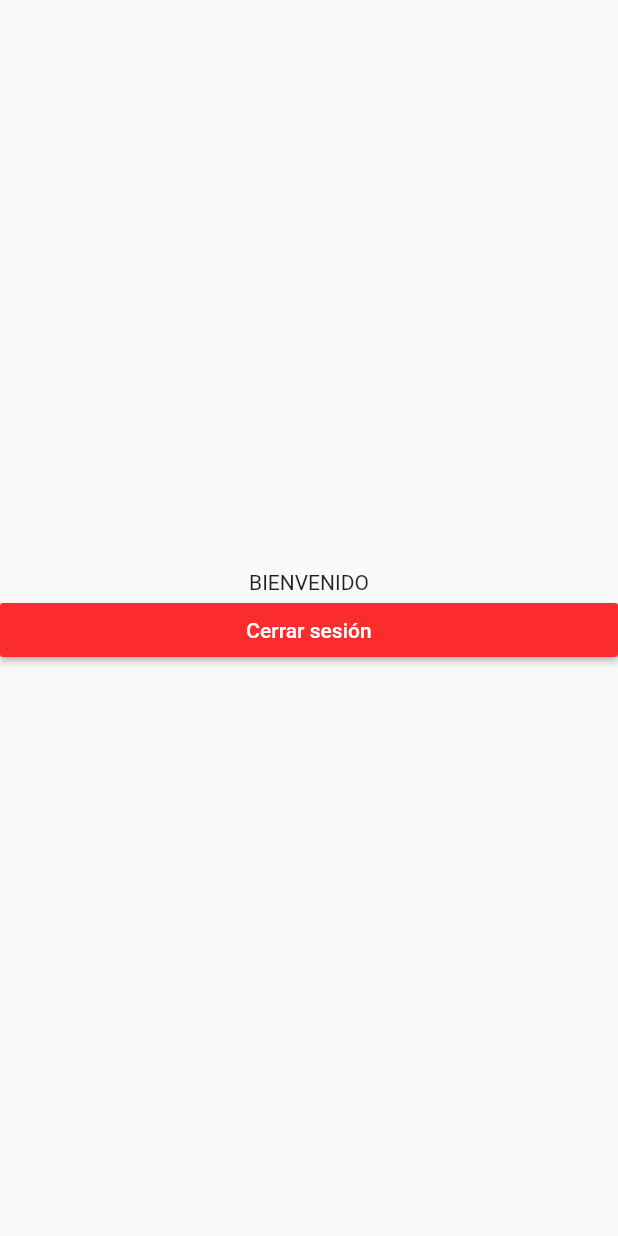
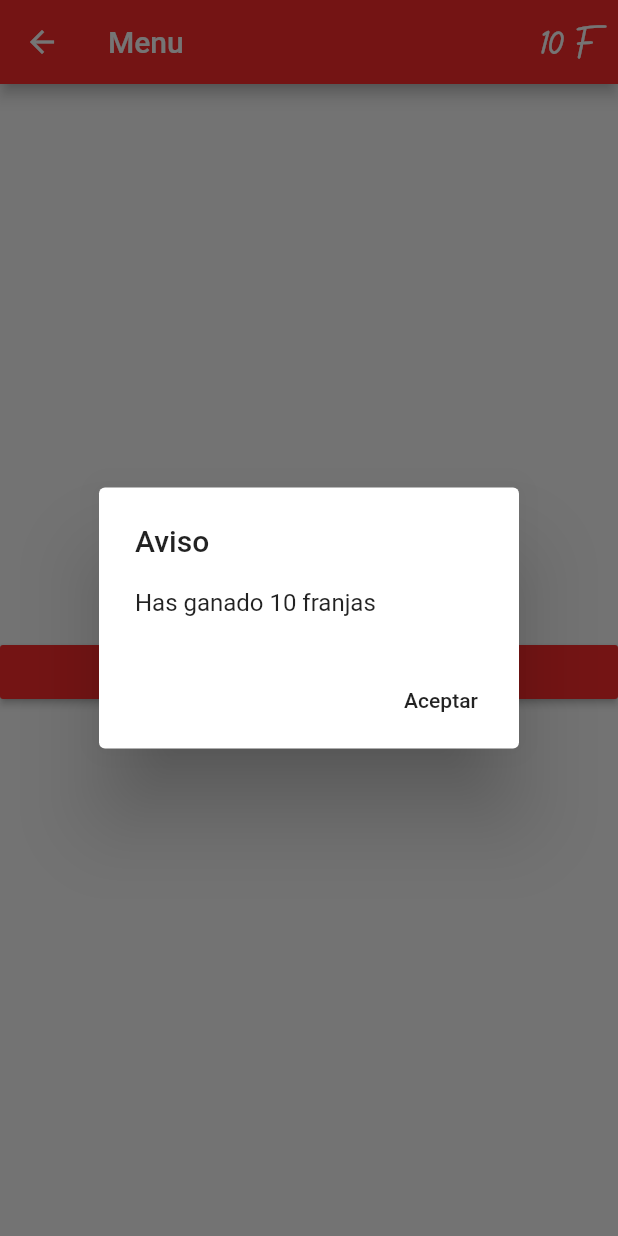
Before and after one commit to diegojuan2104/FranjaRojapp, a Flutter app: the Home screen opened by its route, on a phone screen of 412 x 824 dp. Run offline on Flutter 3.47's test engine with Material 2 defaults, Android fonts, the phone set to English and light mode, and no system bars; our stand-ins replace cloud_firestore, firebase_auth, firebase_core, flutter_spinkit, google_sign_in; accounts and stored records are empty.

```diff
--- /dev/null
+++ b/lib/models/data_model.dart
@@ -0,0 +1,6 @@
+class Data_model {
+
+  final String franjas;
+
+  Data_model ({ this.franjas });
+}
--- a/lib/screens/authentication/register.dart
+++ b/lib/screens/authentication/register.dart
@@ -248,6 +248,7 @@ class _RegisterState extends State<Register> {
                                 termsAndConditions = false;
                               });
                             });
+                            Navigator.pop(context);
                             _showLogin();
                           },
                         ),
@@ -313,8 +314,6 @@ class _RegisterState extends State<Register> {
   }
 
   void _showLogin() {
-    Navigator.of(context).pushReplacementNamed(
-      '/auth',
-    );
+    Navigator.pop(context);
   }
 }
--- a/lib/screens/home.dart
+++ b/lib/screens/home.dart
@@ -1,5 +1,8 @@
+import 'package:cloud_firestore/cloud_firestore.dart';
 import 'package:flutter/material.dart';
+import 'package:franja_rojapp/components/loading.dart';
 import 'package:franja_rojapp/constants/constants.dart';
+import 'package:franja_rojapp/screens/main_appbar.dart';
 import 'package:franja_rojapp/services/auth.dart';
 
 class Home extends StatefulWidget {
@@ -10,17 +13,53 @@ class Home extends StatefulWidget {
 }
 
 class _HomeState extends State<Home> {
+  bool _loading = false;
+
+  @override
+  void initState() {
+    super.initState();
+  }
+
   @override
   Widget build(BuildContext context) {
-    return Scaffold(
+    int franjas = 0;
+    bool firstReward;
+    return _loading
+        ? Loading()
+        : StreamBuilder(
+            stream: FirebaseFirestore.instance
+                .collection('profiles')
+                .doc(Auth().firebaseUser.uid != null ? Auth().firebaseUser.uid:"loading")
+                .snapshots(),
+            builder: (context, snapshot) {
+              if (!snapshot.hasData) {
+                  return Loading();
+              } else {
+                var userDocument = snapshot.data;
+                if (userDocument != null) {
+                  franjas = userDocument["franjas"];
+                  firstReward = userDocument["first_reward"];
+                }
+
+                Future.delayed(Duration(milliseconds: 200), () async{
+                  if(!firstReward){
+                    simpleAlert(context, "Aviso", "Has ganado 10 franjas");
+                    await FirebaseFirestore.instance.collection('profiles')
+                    .doc(Auth().firebaseUser != null ? Auth().firebaseUser.uid:"loading")
+                    .update({'first_reward': true, 'franjas': franjas + 10});
+                  }
+                });
+              print(franjas);
+              return new Scaffold(
+                appBar: MainAppBar(),
                 body: Container(
                   child: Column(
                     mainAxisAlignment: MainAxisAlignment.center,
                     children: <Widget>[
-
                       Text("BIENVENIDO"),
                       Theme(
-                data: Theme.of(context).copyWith(accentColor: Colors.white),
+                        data: Theme.of(context)
+                            .copyWith(accentColor: Colors.white),
                         child: RaisedButton(
                           color: Theme.of(context).primaryColor,
                           padding: const EdgeInsets.symmetric(vertical: 10),
@@ -39,12 +78,23 @@ class _HomeState extends State<Home> {
                 ),
               );
             }
+            }
+            );
+  }
 
-
-  _signOut()  async {
-    try{
+  _signOut() async {
+    try {
+      setState(() {
+        _loading = true;
+      });
       await Auth().signOutUser();
-    }catch(e){
+      Navigator.of(context).pushReplacementNamed(
+        '/login',
+      );
+      setState(() {
+        _loading = false;
+      });
+    } catch (e) {
       simpleAlert(context, "Aviso", "Ha ocurrido un error");
     }
   }
--- a/lib/screens/initial_screens/splash_screen.dart
+++ b/lib/screens/initial_screens/splash_screen.dart
@@ -22,7 +22,6 @@ class _SplashScreeenState extends State<SplashScreeen> {
       mainAxisAlignment: MainAxisAlignment.center,
       children: <Widget>[
         FractionallySizedBox(
-          widthFactor: .7,
           child: ClipRRect(
             borderRadius: BorderRadius.circular(8.0),
             child: Image.asset(
@@ -33,7 +32,6 @@ class _SplashScreeenState extends State<SplashScreeen> {
         Padding(
           padding: const EdgeInsets.all(10.0),
           child: RichText(
-
             textAlign: TextAlign.center,
             text: TextSpan(
               text:
--- /dev/null
+++ b/lib/screens/main_appbar.dart
@@ -0,0 +1,68 @@
+import 'package:cloud_firestore/cloud_firestore.dart';
+import 'package:firebase_auth/firebase_auth.dart';
+import 'package:flutter/material.dart';
+import 'package:franja_rojapp/components/loading.dart';
+import 'package:franja_rojapp/services/auth.dart';
+
+import 'package:provider/provider.dart';
+
+class MainAppBar extends StatefulWidget implements PreferredSizeWidget {
+  MainAppBar({Key key}) : super(key: key);
+
+  @override
+  _MainAppBarState createState() => _MainAppBarState();
+
+  @override
+  Size get preferredSize => new Size.fromHeight(kToolbarHeight);
+}
+
+class _MainAppBarState extends State<MainAppBar> {
+  String franjas = "...";
+
+  @override
+  Widget build(BuildContext context) {
+    return StreamBuilder(
+        stream: FirebaseFirestore.instance
+            .collection('profiles')
+            .doc(Auth().firebaseUser != null ? Auth().firebaseUser.uid:"loading")
+            .snapshots(),
+        builder: (context, snapshot) {
+          if (!snapshot.hasData) {
+            return Loading();
+          }else{
+          var userDocument = snapshot.data;
+          franjas = userDocument["franjas"].toString();
+          print(franjas);
+          return new AppBar(
+            title: Text("Menu"),
+            actions: <Widget>[
+              FlatButton.icon(
+                  icon: Icon(null),
+                  label: RichText(
+                    textAlign: TextAlign.center,
+                    text: TextSpan(
+                      text: franjas + ' F',
+                      style: TextStyle(
+                          fontSize: 30,
+                          fontFamily: 'Silvertone',
+                          color: Colors.white,
+                          fontWeight: FontWeight.bold),
+                    ),
+                  ))
+            ],
+          );
+          }
+        });
+  }
+
+  getFranjas<String>() {
+    final profiles = Provider.of<QuerySnapshot>(context);
+    User firebaseUser = Auth().returnCurrentUser();
+    if (profiles != null) {
+      for (var doc
+          in profiles.docs.where((profile) => profile.id == firebaseUser.uid)) {
+        return (doc.get("franjas")).toString();
+      }
+    }
+  }
+}
--- a/lib/services/database.dart
+++ b/lib/services/database.dart
@@ -1,17 +1,26 @@
 import 'package:cloud_firestore/cloud_firestore.dart';
+import 'package:firebase_auth/firebase_auth.dart';
 
-class DatabaseService{
+class DatabaseService {
+  User firebaseUser = FirebaseAuth.instance.currentUser;
+  String uid;
 
-  final String uid;
-  DatabaseService({this.uid});
+  DocumentReference specificProfileDocument;
+
+  DatabaseService({this.uid}) {
+    specificProfileDocument =
+        FirebaseFirestore.instance.collection('profiles').doc(uid);
+  }
+
+  final profilesCollection = FirebaseFirestore.instance.collection('profiles');
 
   //Collection reference
-  final CollectionReference profile = FirebaseFirestore.instance.collection('profiles');
-
-  Future updateUserData(int franjas,String name) async{
-    return await profile.doc(uid).set({
+  Future updateUserData(int franjas, String email, bool avatarCreated,bool firstReward) async {
+    return await profilesCollection.doc(uid).set({
       'franjas': franjas,
-      'name:': name,
+      'email': email,
+      'AvatarCreated': false,
+      'first_reward': false
     });
   }
 }
```
Also changed, not shown: lib/screens/authentication/login.dart (+35 -21 lines), lib/screens/authentication/wrapper.dart (+2 -9 lines), lib/screens/main.dart (+16 -7 lines), lib/services/auth.dart (+6 -4 lines), 1 other file. Lines whose indentation alone changed are shown as unchanged.
